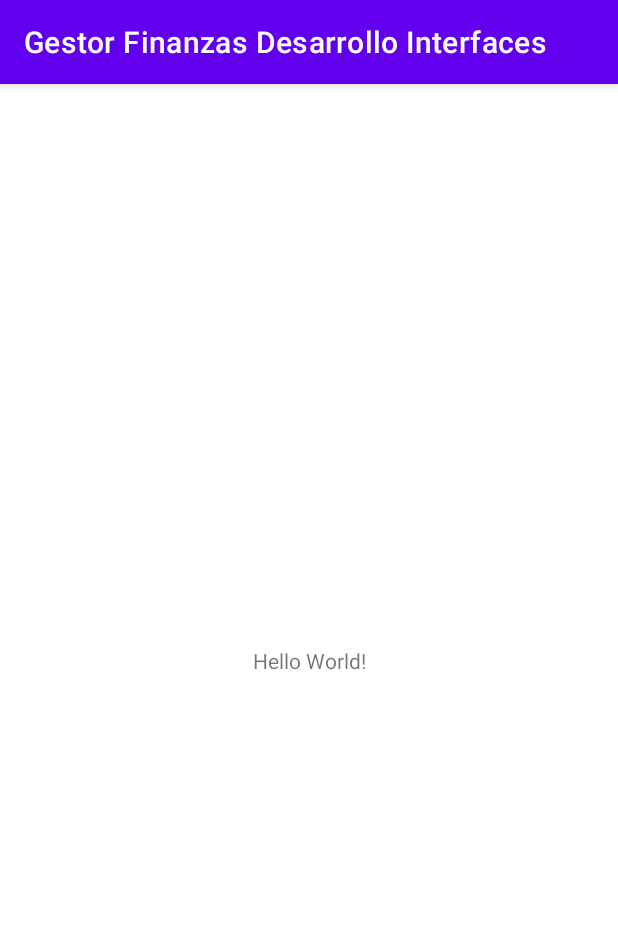
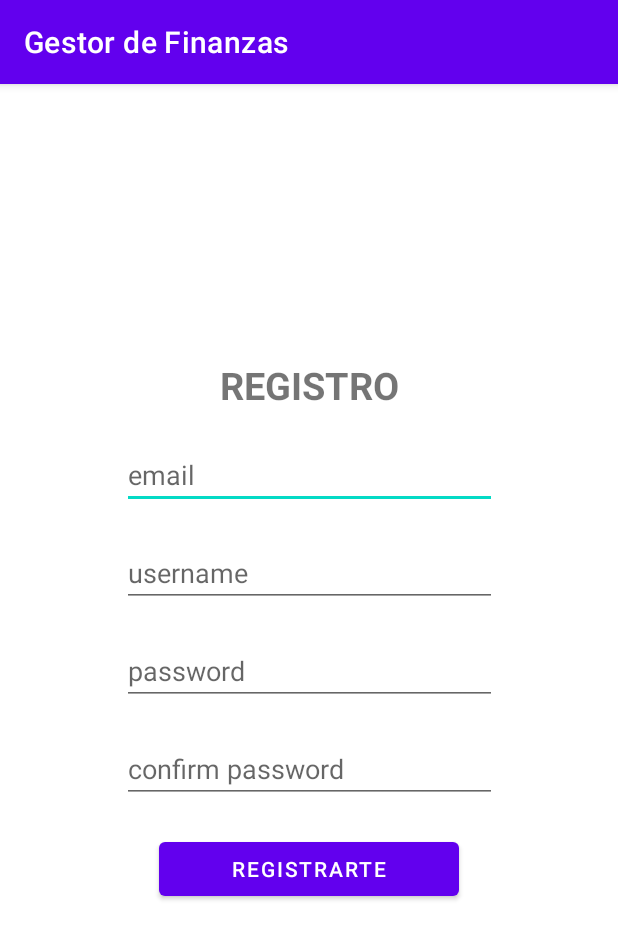
Before and after one commit to mprietop/Gestor-Finanzas-Desarrollo-Interfaces, an Android app: the screen it shows after launch (MainActivity before the commit, Register after it), on a phone screen of 412 x 824 dp. Shown: the top 939 px of the screen. Run offline under Robolectric (Android 15) with nearby library versions, the phone set to English and light mode, and no system bars; our stand-ins replace Volley; network calls fail.

Commit message:
Pantalla de registro completa

```diff
--- a/App/app/src/main/AndroidManifest.xml
+++ b/App/app/src/main/AndroidManifest.xml
@@ -31,6 +31,7 @@
             android:name=".MainActivity"
             android:label="@string/app_name"/>
 
+        <activity android:name=".Screens.Register"/>
     </application>
 
 </manifest>
--- a/App/app/src/main/java/com/afundacion/gestorfinanzasdesarrollointerfaces/Launcher/Launcher.java
+++ b/App/app/src/main/java/com/afundacion/gestorfinanzasdesarrollointerfaces/Launcher/Launcher.java
@@ -6,6 +6,7 @@ import android.os.Bundle;
 import androidx.appcompat.app.AppCompatActivity;
 
 import com.afundacion.gestorfinanzasdesarrollointerfaces.MainActivity;
+import com.afundacion.gestorfinanzasdesarrollointerfaces.Screens.Register;
 
 
 public class Launcher extends AppCompatActivity {
@@ -13,7 +14,7 @@ public class Launcher extends AppCompatActivity {
     @Override
     protected void onCreate(Bundle savedInstanceState) {
         super.onCreate(savedInstanceState);
-        Intent intent = new Intent(Launcher.this, MainActivity.class);
+        Intent intent = new Intent(Launcher.this, Register.class);
         startActivity(intent);
     }
 }
--- /dev/null
+++ b/App/app/src/main/java/com/afundacion/gestorfinanzasdesarrollointerfaces/Screens/Register.java
@@ -0,0 +1,135 @@
+package com.afundacion.gestorfinanzasdesarrollointerfaces.Screens;
+
+import android.os.Bundle;
+import android.view.View;
+import android.widget.Button;
+import android.widget.EditText;
+import android.widget.ProgressBar;
+import android.widget.Toast;
+
+import androidx.annotation.Nullable;
+import androidx.appcompat.app.AppCompatActivity;
+
+import com.afundacion.gestorfinanzasdesarrollointerfaces.R;
+import com.android.volley.AuthFailureError;
+import com.android.volley.Request;
+import com.android.volley.RequestQueue;
+import com.android.volley.Response;
+import com.android.volley.VolleyError;
+import com.android.volley.toolbox.JsonObjectRequest;
+import com.android.volley.toolbox.StringRequest;
+import com.android.volley.toolbox.Volley;
+
+import org.json.JSONException;
+import org.json.JSONObject;
+
+import java.util.HashMap;
+import java.util.Map;
+
+public class Register extends AppCompatActivity {
+
+    private final String BASE_API_URL = "https://883325ad-0f53-4488-9414-093857463fb4.mock.pstmn.io";
+    private RequestQueue queue;
+
+    private EditText email, username, password, secondPassword;
+    private Button submitButton;
+    private ProgressBar loadingSpinner;
+
+    @Override
+    protected void onCreate(@Nullable Bundle savedInstanceState) {
+        super.onCreate(savedInstanceState);
+        setContentView(R.layout.register_screen);
+
+        queue = Volley.newRequestQueue(this);
+
+        // Asociando a los objetos java los objetos xml
+        email = findViewById(R.id.emailEditText);
+        username = findViewById(R.id.usernameEditText);
+        password = findViewById(R.id.passwordEditText);
+        secondPassword = findViewById(R.id.secondPasswordEditText);
+        submitButton = findViewById(R.id.submitButton);
+
+        submitButton.setOnClickListener(submitListener);
+        // Peticion inicial para comprobar si se conecta bien con la API
+        peticionInicial();
+    }
+
+    private View.OnClickListener submitListener = new View.OnClickListener() {
+        @Override
+        public void onClick(View view) {
+            if (email.getText().toString().length() == 0) {
+                email.setError("Campo obligatorio");
+            }
+
+            if (username.getText().toString().length() == 0) {
+                username.setError("Campo obligatorio");
+            }
+
+            if (password.getText().toString().equals(secondPassword.getText().toString()) && password.length() != 0) {
+                registrarUsuario();
+            } else {
+                // Vaciar los campos contresena?
+                password.setError("Las contraseñas no coinciden");
+            }
+
+        }
+    };
+
+    public void peticionInicial() {
+        JsonObjectRequest request = new JsonObjectRequest(
+                Request.Method.GET,
+                BASE_API_URL + "/health",
+                null,
+                new Response.Listener<JSONObject>() {
+                    @Override
+                    public void onResponse(JSONObject response) {
+                        try {
+                            Toast.makeText(Register.this, response.getString("health"), Toast.LENGTH_SHORT).show();
+                        } catch (JSONException e) {
+                            e.printStackTrace();
+                        }
+                    }
+                },
+                new Response.ErrorListener() {
+                    @Override
+                    public void onErrorResponse(VolleyError error) {
+                        if (error.networkResponse == null) {
+                            Toast.makeText(Register.this, "Error conectando con el API", Toast.LENGTH_SHORT).show();
+                        }
+                    }
+                }
+        );
+
+        this.queue.add(request);
+    }
+
+    public void registrarUsuario() {
+        StringRequest request = new StringRequest(
+                Request.Method.POST,
+                BASE_API_URL + "/users",
+                new Response.Listener<String>() {
+                    @Override
+                    public void onResponse(String response) {
+                        Toast.makeText(Register.this, "oki", Toast.LENGTH_SHORT).show();
+                    }
+                },
+                new Response.ErrorListener() {
+                    @Override
+                    public void onErrorResponse(VolleyError error) {
+
+                    }
+                }) {
+            @Nullable
+            @Override
+            protected Map<String, String> getParams() {
+                Map<String, String> user = new HashMap<String, String>();
+                user.put("email", email.getText().toString());
+                user.put("username", username.getText().toString());
+                user.put("password", password.getText().toString());
+                return user;
+            }
+        };
+
+        this.queue.add(request);
+    }
+}
--- /dev/null
+++ b/App/app/src/main/res/layout/register_screen.xml
@@ -0,0 +1,79 @@
+<?xml version="1.0" encoding="utf-8"?>
+<androidx.constraintlayout.widget.ConstraintLayout xmlns:android="http://schemas.android.com/apk/res/android"
+    android:layout_width="match_parent"
+    android:layout_height="match_parent"
+    xmlns:app="http://schemas.android.com/apk/res-auto">
+
+    <TextView
+        android:id="@+id/registerTextView"
+        android:layout_width="match_parent"
+        android:layout_height="wrap_content"
+        app:layout_constraintStart_toStartOf="parent"
+        app:layout_constraintEnd_toEndOf="parent"
+        app:layout_constraintTop_toTopOf="parent"
+        app:layout_constraintBottom_toBottomOf="parent"
+        app:layout_constraintVertical_bias="0.25"
+        android:text="REGISTRO"
+        android:textAlignment="center"
+        android:textStyle="bold"
+        android:textSize="25sp"/>
+
+    <EditText
+        android:id="@+id/emailEditText"
+        android:layout_width="250dp"
+        android:layout_height="0dp"
+        app:layout_constraintStart_toStartOf="parent"
+        app:layout_constraintEnd_toEndOf="parent"
+        app:layout_constraintTop_toBottomOf="@id/registerTextView"
+        android:layout_marginTop="20sp"
+        android:hint="email"
+        android:inputType="textEmailAddress"
+        />
+
+    <EditText
+        android:id="@+id/usernameEditText"
+        android:layout_width="250dp"
+        android:layout_height="0dp"
+        app:layout_constraintStart_toStartOf="parent"
+        app:layout_constraintEnd_toEndOf="parent"
+        app:layout_constraintTop_toBottomOf="@+id/emailEditText"
+        android:layout_marginTop="20sp"
+        android:inputType="text"
+        android:hint="username"
+        android:maxLength="20"/>
+
+    <EditText
+        android:id="@+id/passwordEditText"
+        android:layout_width="250dp"
+        android:layout_height="0dp"
+        app:layout_constraintTop_toBottomOf="@id/usernameEditText"
+        app:layout_constraintStart_toStartOf="parent"
+        app:layout_constraintEnd_toEndOf="parent"
+        android:layout_marginTop="20sp"
+        android:inputType="textPassword"
+        android:hint="password"
+        android:maxLength="30"/>
+
+    <EditText
+        android:id="@+id/secondPasswordEditText"
+        android:layout_width="250dp"
+        android:layout_height="0dp"
+        app:layout_constraintTop_toBottomOf="@id/passwordEditText"
+        app:layout_constraintStart_toStartOf="parent"
+        app:layout_constraintEnd_toEndOf="parent"
+        android:layout_marginTop="20sp"
+        android:inputType="textPassword"
+        android:hint="confirm password"
+        android:maxLength="30"/>
+
+    <Button
+        android:id="@+id/submitButton"
+        android:layout_width="200dp"
+        android:layout_height="wrap_content"
+        app:layout_constraintTop_toBottomOf="@id/secondPasswordEditText"
+        app:layout_constraintStart_toStartOf="parent"
+        app:layout_constraintEnd_toEndOf="parent"
+        android:layout_marginTop="20sp"
+        android:text="registrarte"/>
+
+</androidx.constraintlayout.widget.ConstraintLayout>
--- a/App/app/src/main/res/values/strings.xml
+++ b/App/app/src/main/res/values/strings.xml
@@ -1,3 +1,3 @@
 <resources>
-    <string name="app_name">Gestor Finanzas Desarrollo Interfaces</string>
+    <string name="app_name">Gestor de Finanzas</string>
 </resources>
```
